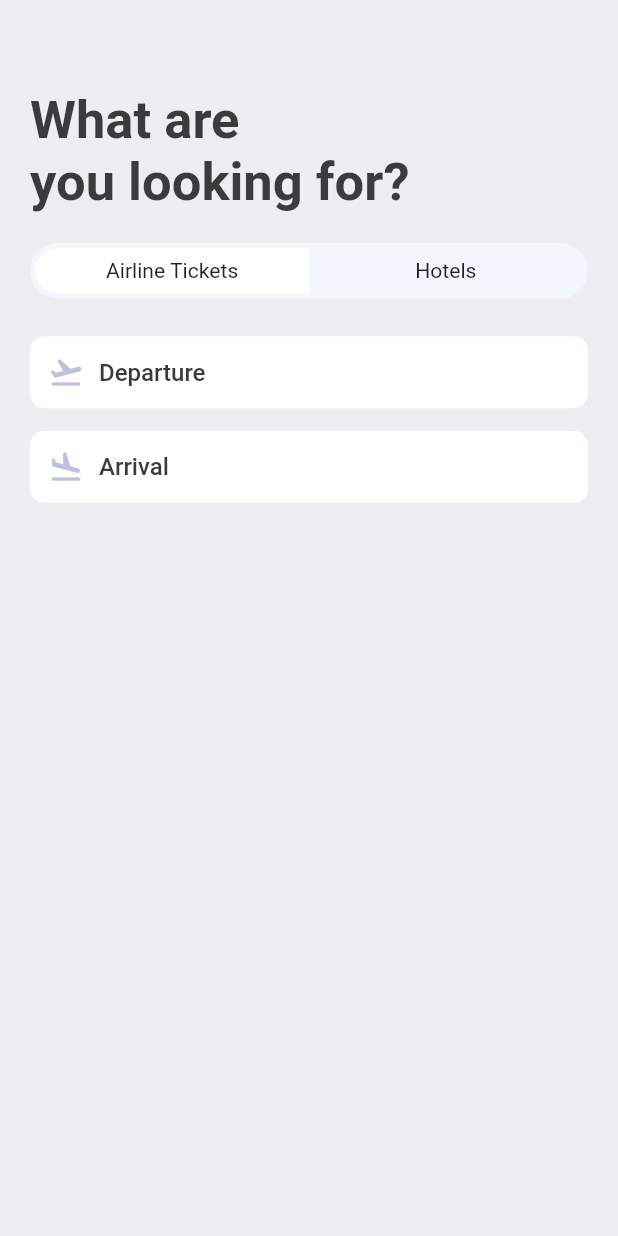
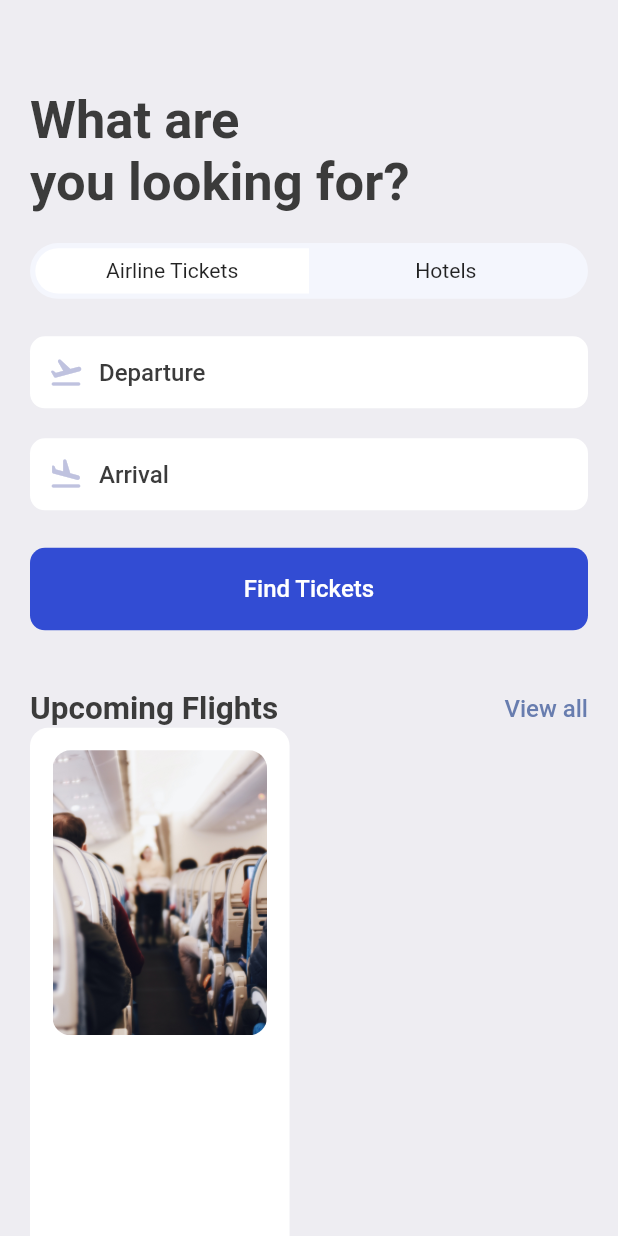
Before and after one commit to kedarsubedi/flutter_ticketbooking, a Flutter app: the SearchScreen screen opened directly, on a phone screen of 412 x 824 dp. Run offline on Flutter 3.47's test engine with Material 2 defaults, Android fonts, the phone set to English and light mode, and no system bars; our stand-ins replace fluentui_icons, gap, get.

Commit message:
Continue: Search page changes

```diff
--- a/lib/screens/home_screen.dart
+++ b/lib/screens/home_screen.dart
@@ -1,6 +1,7 @@
 import 'package:booktickets/screens/hotel_screen.dart';
 import 'package:booktickets/screens/ticket_view.dart';
 import 'package:booktickets/utils/app_info_list.dart';
+import 'package:booktickets/widgets/double_text_widget.dart';
 import 'package:fluentui_icons/fluentui_icons.dart';
 import 'package:flutter/cupertino.dart';
 import 'package:flutter/material.dart';
@@ -70,17 +71,7 @@ class HomeScreen extends StatelessWidget {
                   ),
                 ),
                 const Gap(40),
-                Row(
-                  mainAxisAlignment: MainAxisAlignment.spaceBetween,
-                  children: [
-                    Text("Upcoming Flights", style: Styles.headLineStyle2,),
-                    InkWell(
-                      onTap: () {
-                        print("You are tapped");
-                      },
-                        child: Text("View all", style: Styles.textStyle.copyWith(color: Styles.primaryColor),)),
-                  ],
-                ),
+                const AppDoubleTextWidget(bigText: "Upcoming Flights", smallText: "View all")
               ],
             ),
           ),
@@ -95,17 +86,7 @@ class HomeScreen extends StatelessWidget {
           const Gap(15),
           Container(
             padding: const EdgeInsets.symmetric(horizontal: 20),
-            child: Row(
-              mainAxisAlignment: MainAxisAlignment.spaceBetween,
-              children: [
-                Text("Hotels", style: Styles.headLineStyle2,),
-                InkWell(
-                    onTap: () {
-                      print("You are tapped");
-                    },
-                    child: Text("View all", style: Styles.textStyle.copyWith(color: Styles.primaryColor),)),
-              ],
-            ),
+            child: const AppDoubleTextWidget(bigText: "Hotels", smallText: "View all")
           ),
           const Gap(15),
           SingleChildScrollView(
--- a/lib/screens/search_screen.dart
+++ b/lib/screens/search_screen.dart
@@ -5,6 +5,7 @@ import 'package:flutter/material.dart';
 import 'package:gap/gap.dart';
 
 import '../utils/app_styles.dart';
+import '../widgets/double_text_widget.dart';
 
 class SearchScreen extends StatelessWidget {
   const SearchScreen({super.key});
@@ -60,10 +61,52 @@ class SearchScreen extends StatelessWidget {
           ),
           Gap(AppLayout.getHeight(25)),
           const AppIconText(icon: Icons.flight_takeoff_rounded, text: "Departure"),
-          Gap(AppLayout.getHeight(15)),
+          Gap(AppLayout.getHeight(20)),
           const AppIconText(icon: Icons.flight_land_rounded, text: "Arrival"),
-
-
+          Gap(AppLayout.getHeight(25)),
+          Container(
+            padding: EdgeInsets.symmetric(vertical: AppLayout.getWidth(18), horizontal: AppLayout.getWidth(15)),
+            decoration: BoxDecoration(
+              color: Color(0xD91130CE),
+              borderRadius: BorderRadius.circular(AppLayout.getWidth(10)),
+            ),
+            child: Center(
+              child: Text(
+                "Find Tickets", style: Styles.textStyle.copyWith(color: Colors.white),
+              ),
+            ),
+          ),
+          Gap(AppLayout.getHeight(40)),
+          const AppDoubleTextWidget(bigText: "Upcoming Flights", smallText: "View all"),
+          Row(
+            children: [
+              Container(
+                height: AppLayout.getHeight(400),
+                width: size.width*0.42,
+                padding: EdgeInsets.symmetric(horizontal: AppLayout.getHeight(15), vertical: AppLayout.getWidth(15)),
+                decoration: BoxDecoration(
+                  color: Colors.white,
+                  borderRadius: BorderRadius.circular(AppLayout.getHeight(12)),
+                ),
+                child: Column(
+                  children: [
+                    Container(
+                      height: AppLayout.getHeight(190),
+                      decoration: BoxDecoration(
+                        borderRadius: BorderRadius.circular(AppLayout.getHeight(12)),
+                        image: DecorationImage(
+                          fit: BoxFit.cover,
+                          image: AssetImage(
+                            "assets/images/sit.jpg"
+                          )
+                        )
+                      ),
+                    )
+                  ],
+                ),
+              )
+            ],
+          )
         ],
       ),
     );
--- /dev/null
+++ b/lib/widgets/double_text_widget.dart
@@ -0,0 +1,25 @@
+import 'package:flutter/cupertino.dart';
+import 'package:flutter/material.dart';
+
+import '../utils/app_styles.dart';
+
+class AppDoubleTextWidget extends StatelessWidget {
+  final String bigText;
+  final String smallText;
+  const AppDoubleTextWidget({Key? key, required this.bigText, required this.smallText}):super(key: key);
+
+  @override
+  Widget build(BuildContext context) {
+    return Row(
+      mainAxisAlignment: MainAxisAlignment.spaceBetween,
+      children: [
+        Text(bigText, style: Styles.headLineStyle2,),
+        InkWell(
+            onTap: () {
+              print("You are tapped");
+            },
+            child: Text(smallText, style: Styles.textStyle.copyWith(color: Styles.primaryColor),)),
+      ],
+    );
+  }
+}
```
